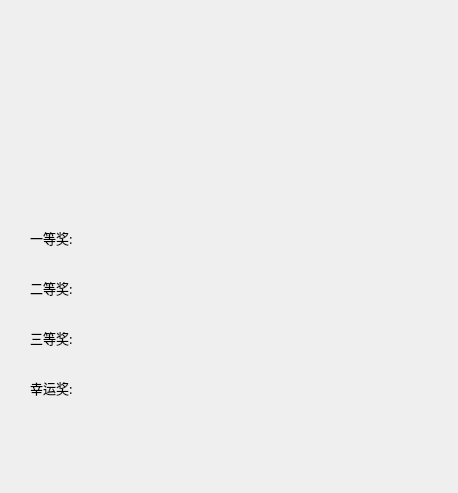
Above: exhibitors.ui from 123lxyy/lottery before the change. Below: the same form after it.
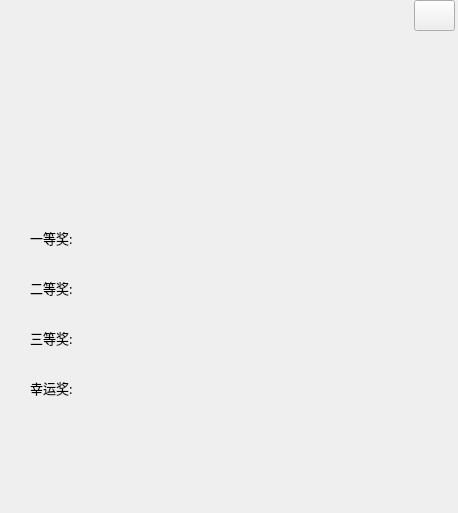
That is the form after the change.

```diff
--- a/exhibitors.ui
+++ b/exhibitors.ui
@@ -7,7 +7,7 @@
     <x>0</x>
     <y>0</y>
     <width>458</width>
-    <height>493</height>
+    <height>513</height>
    </rect>
   </property>
   <property name="windowTitle">
@@ -108,7 +108,7 @@
     <string>一等奖:</string>
    </property>
   </widget>
-  <widget class="QWidget" name="">
+  <widget class="QWidget" name="layoutWidget">
    <property name="geometry">
     <rect>
      <x>80</x>
@@ -146,7 +146,7 @@
     </item>
    </layout>
   </widget>
-  <widget class="QWidget" name="">
+  <widget class="QWidget" name="layoutWidget">
    <property name="geometry">
     <rect>
      <x>80</x>
@@ -157,7 +157,7 @@
    </property>
    <layout class="QGridLayout" name="gridLayout"/>
   </widget>
-  <widget class="QWidget" name="">
+  <widget class="QWidget" name="layoutWidget">
    <property name="geometry">
     <rect>
      <x>80</x>
@@ -168,6 +168,22 @@
    </property>
    <layout class="QGridLayout" name="gridLayout_2"/>
   </widget>
+  <widget class="QPushButton" name="pushButton">
+   <property name="geometry">
+    <rect>
+     <x>414</x>
+     <y>0</y>
+     <width>41</width>
+     <height>31</height>
+    </rect>
+   </property>
+   <property name="styleSheet">
+    <string notr="true">font: 12pt &quot;黑体&quot;;</string>
+   </property>
+   <property name="text">
+    <string/>
+   </property>
+  </widget>
  </widget>
  <resources/>
  <connections/>
```
